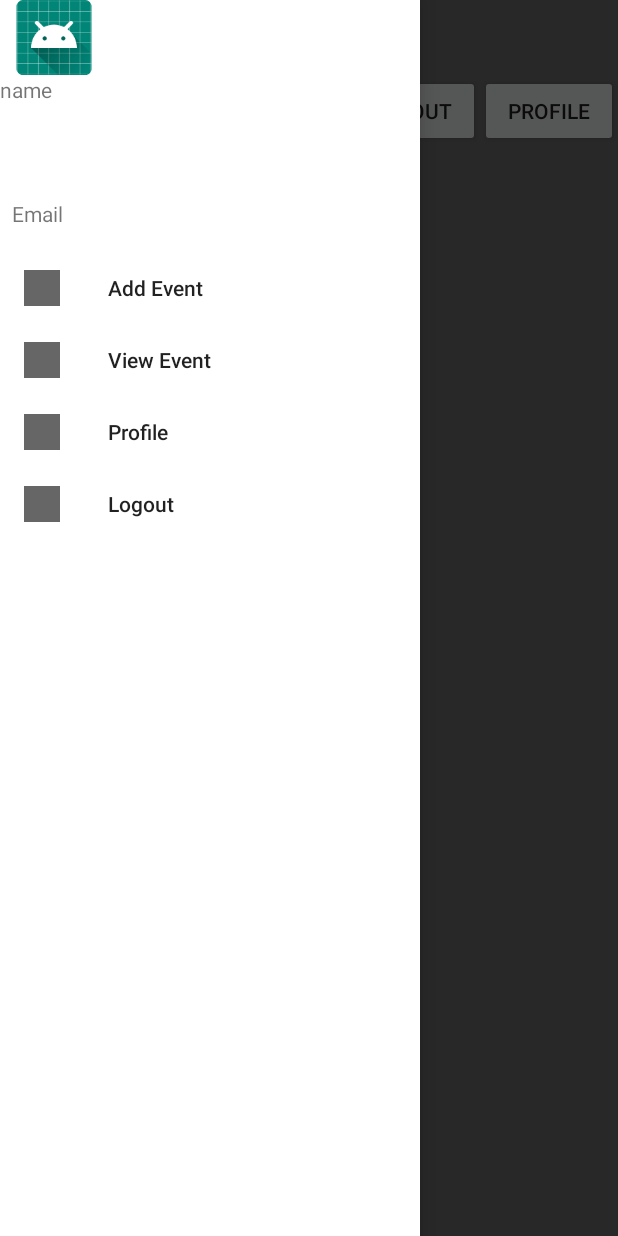
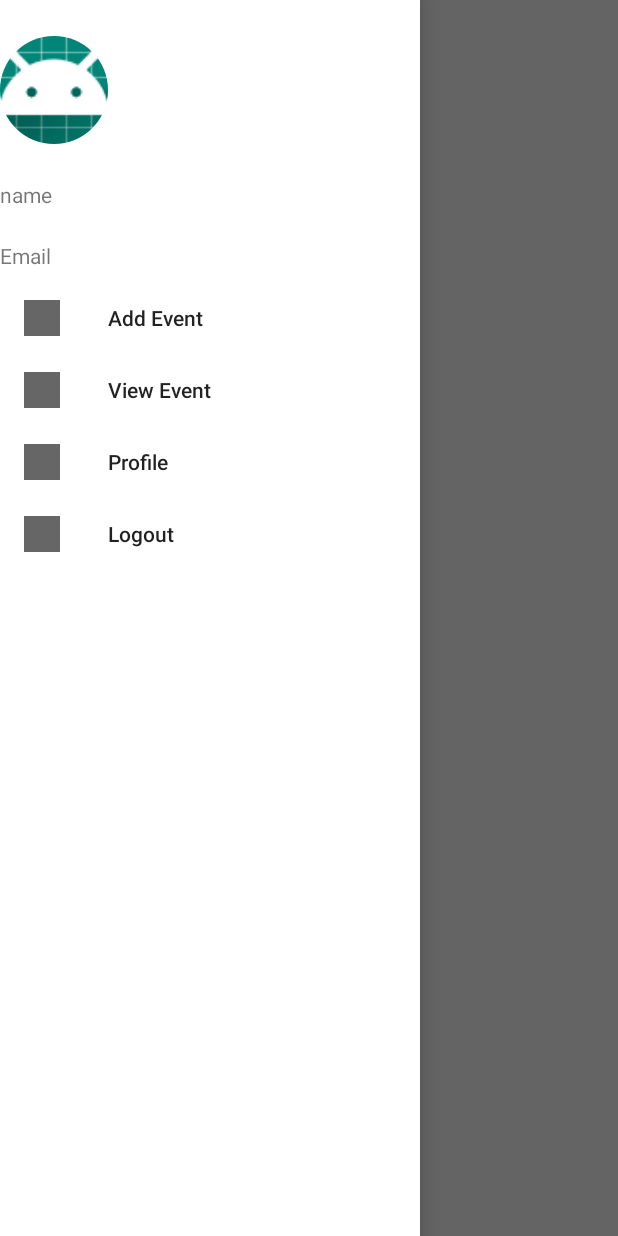
Before and after one commit to sajandangal/EventAndroid, an Android app: the DashboardActivity screen opened directly, with no data from a screen before it, with the side drawer open, on a phone screen of 412 x 824 dp. Run offline under Robolectric (Android 15) with nearby library versions, the phone set to English and light mode, and no system bars; our stand-ins replace CircleImageView, Picasso; pictures from the network do not load; 2 statements that could not run were skipped.

Commit message:
Design changed

```diff
--- a/app/src/main/res/layout/activity_dashboard.xml
+++ b/app/src/main/res/layout/activity_dashboard.xml
@@ -32,44 +32,44 @@
 <!--        android:layout_width="150dp"-->
 <!--        android:layout_height="150dp"/>-->
 
-    <LinearLayout
-        android:orientation="horizontal"
-        android:layout_width="match_parent"
-        android:layout_height="wrap_content">
+<!--    <LinearLayout-->
+<!--        android:orientation="horizontal"-->
+<!--        android:layout_width="match_parent"-->
+<!--        android:layout_height="wrap_content">-->
 
-        <Button
-            android:id="@+id/btnAdd"
-            android:layout_width="wrap_content"
-            android:layout_weight="1"
-            android:text="ADD Events"
-            android:layout_marginTop="50dp"
-            android:layout_height="wrap_content"/>
-        <Button
-            android:id="@+id/btnView"
-            android:layout_width="wrap_content"
-            android:text="View Events"
-            android:layout_weight="1"
-            android:layout_marginTop="50dp"
-            android:layout_height="wrap_content"/>
+<!--        <Button-->
+<!--            android:id="@+id/btnAdd"-->
+<!--            android:layout_width="wrap_content"-->
+<!--            android:layout_weight="1"-->
+<!--            android:text="ADD Events"-->
+<!--            android:layout_marginTop="50dp"-->
+<!--            android:layout_height="wrap_content"/>-->
+<!--        <Button-->
+<!--            android:id="@+id/btnView"-->
+<!--            android:layout_width="wrap_content"-->
+<!--            android:text="View Events"-->
+<!--            android:layout_weight="1"-->
+<!--            android:layout_marginTop="50dp"-->
+<!--            android:layout_height="wrap_content"/>-->
 
-        <Button
-            android:id="@+id/btnLogout"
-            android:layout_width="wrap_content"
-            android:text="Logout"
-            android:layout_marginTop="50dp"
-            android:layout_weight="1"
-            android:layout_height="wrap_content"/>
+<!--        <Button-->
+<!--            android:id="@+id/btnLogout"-->
+<!--            android:layout_width="wrap_content"-->
+<!--            android:text="Logout"-->
+<!--            android:layout_marginTop="50dp"-->
+<!--            android:layout_weight="1"-->
+<!--            android:layout_height="wrap_content"/>-->
 
-        <Button
-            android:id="@+id/btnUserprofile"
-            android:layout_width="wrap_content"
-            android:text="Profile"
-            android:layout_marginTop="50dp"
-            android:layout_weight="1"
-            android:layout_height="wrap_content"/>
+<!--        <Button-->
+<!--            android:id="@+id/btnUserprofile"-->
+<!--            android:layout_width="wrap_content"-->
+<!--            android:text="Profile"-->
+<!--            android:layout_marginTop="50dp"-->
+<!--            android:layout_weight="1"-->
+<!--            android:layout_height="wrap_content"/>-->
 
 
-    </LinearLayout>
+<!--    </LinearLayout>-->
 
 
     <com.google.android.material.navigation.NavigationView
--- a/app/src/main/res/layout/activity_signup.xml
+++ b/app/src/main/res/layout/activity_signup.xml
@@ -15,7 +15,7 @@
         tools:context=".activity.SignupActivity">
 
 
-        msung<de.hdodenhof.circleimageview.CircleImageView
+        <de.hdodenhof.circleimageview.CircleImageView
             android:id="@+id/imgProfile"
             android:layout_width="150dp"
             android:layout_height="150dp"
--- a/app/src/main/res/layout/header.xml
+++ b/app/src/main/res/layout/header.xml
@@ -2,12 +2,12 @@
 <LinearLayout xmlns:android="http://schemas.android.com/apk/res/android"
     android:orientation="vertical"
     android:layout_width="match_parent"
-    android:layout_height="160dp"
+    android:layout_height="180dp"
    >
+    <de.hdodenhof.circleimageview.CircleImageView
 
-<ImageView
     android:layout_width="wrap_content"
-    android:layout_height="50dp"
+    android:layout_height="120dp"
     android:src="@mipmap/ic_launcher_round"
     android:id="@+id/Img"
     />
@@ -15,13 +15,12 @@
     <TextView
         android:id="@+id/Name"
         android:layout_width="wrap_content"
-        android:text="name"
+        android:layout_height="10dp"
         android:layout_weight="1"
-        android:layout_height="wrap_content"/>
+        android:text="name" />
 <TextView
     android:layout_width="wrap_content"
     android:layout_height="wrap_content"
-    android:padding="8dp"
     android:text="Email"
     android:id="@+id/lName"/>
 
--- a/app/src/main/res/values/strings.xml
+++ b/app/src/main/res/values/strings.xml
@@ -1,3 +1,6 @@
 <resources>
     <string name="app_name">EventScheduler</string>
+
+    <!-- TODO: Remove or change this placeholder text -->
+    <string name="hello_blank_fragment">Hello blank fragment</string>
 </resources>
```
Also changed, not shown: app/src/main/res/layout/activity_add_notes.xml (+30 -1 lines), app/src/main/res/layout/app_bar.xml (deleted, +0 -26 lines), app/src/main/res/layout/contactview.xml (+6 -6 lines).
